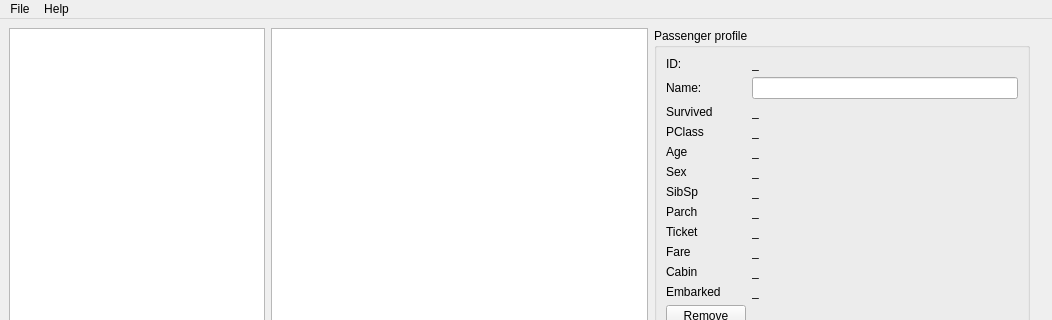
Old version of the form src/ex_modelview/mainwindow.ui in the repository dsba-z/week17cpp2022-modelview; both pictures show x 0 to 1052 and y 0 to 320 of the 1052 by 671 pixel window.
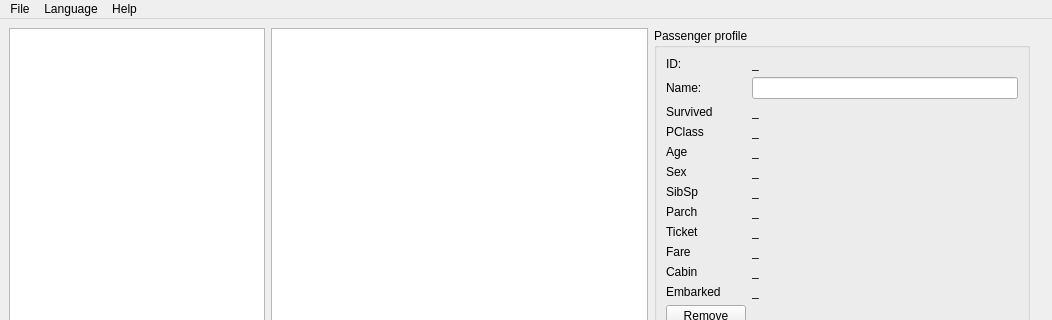
New version of the form.

The edit to the form file:
```diff
--- a/src/ex_modelview/mainwindow.ui
+++ b/src/ex_modelview/mainwindow.ui
@@ -393,7 +393,15 @@
     </property>
     <addaction name="actionAbout"/>
    </widget>
+   <widget class="QMenu" name="menuLanguage">
+    <property name="title">
+     <string>Language</string>
+    </property>
+    <addaction name="actionEnglish"/>
+    <addaction name="actionRussian"/>
+   </widget>
    <addaction name="menuFile"/>
+   <addaction name="menuLanguage"/>
    <addaction name="menuHelp"/>
   </widget>
   <widget class="QStatusBar" name="statusbar"/>
```
Left out of the diff: 10 changed lines with no effect on the pictures.
